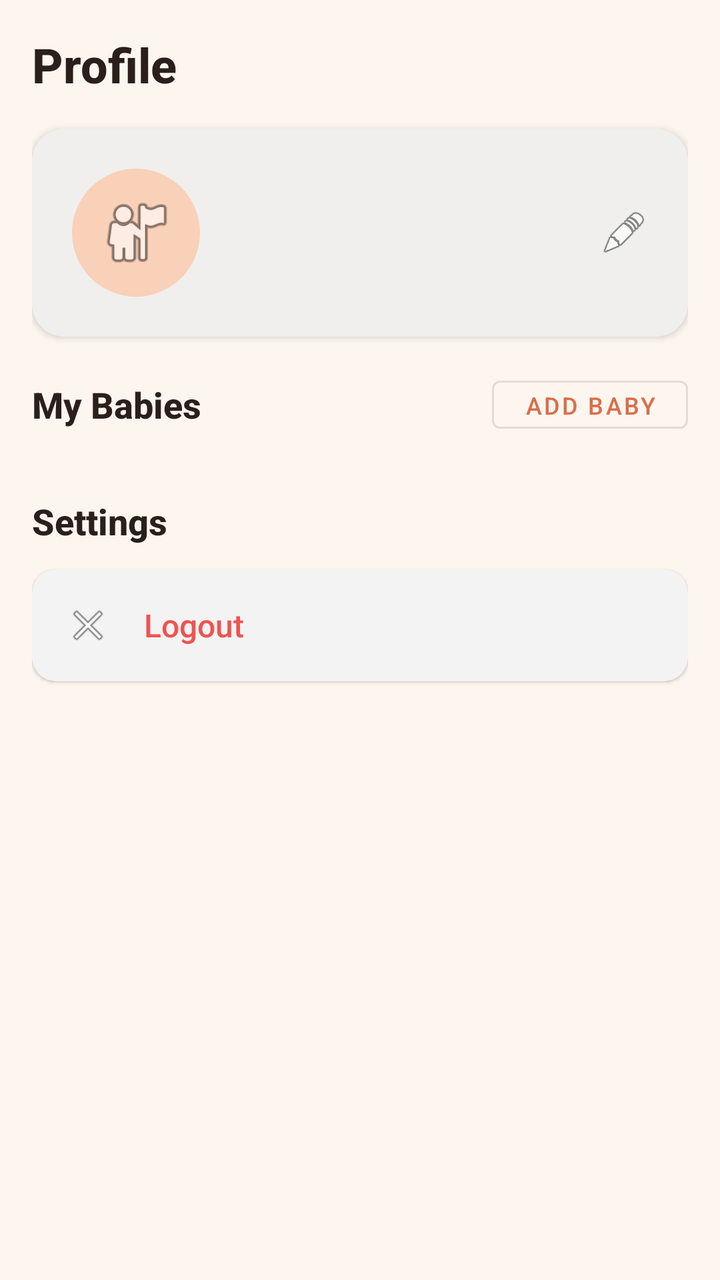
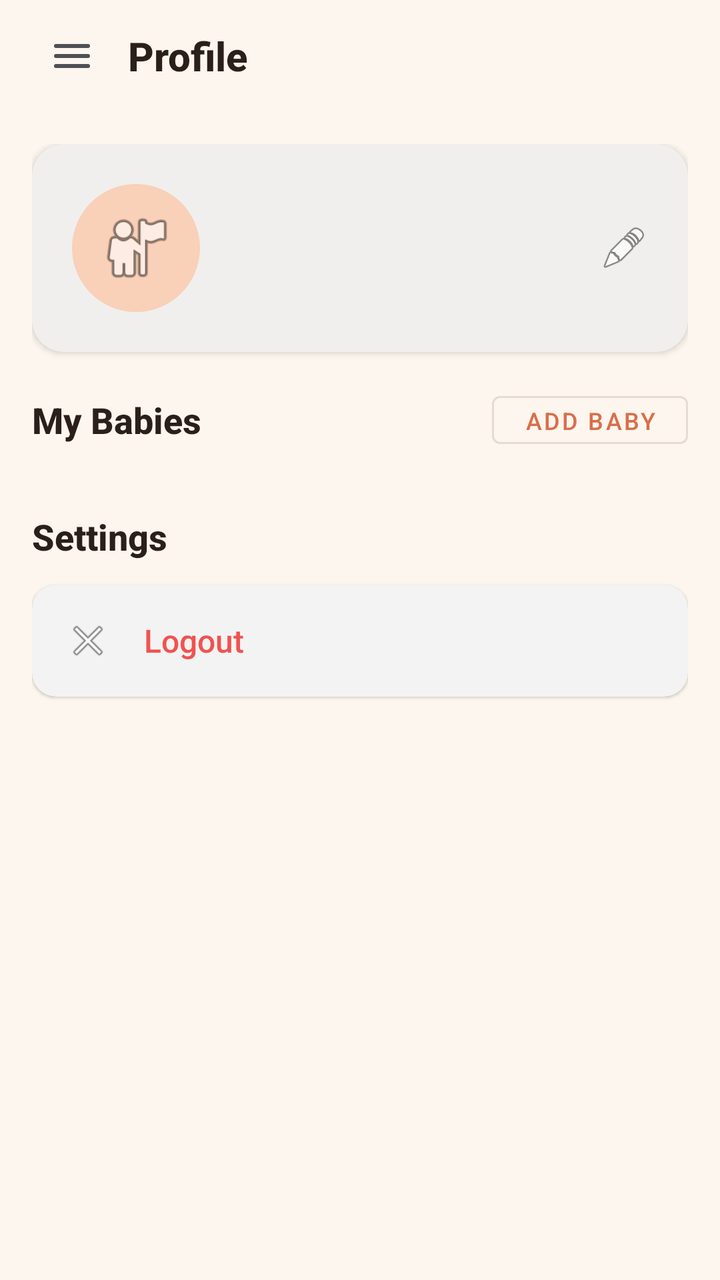

The first picture is an Android layout as it rendered before a commit; the second is the same layout after the commit. The layout source and the unified diff follow.
<!-- AndroidManifest.xml: application theme Theme.TalentBaby -->
<!-- res/layout/fragment_profile.xml -->
<?xml version="1.0" encoding="utf-8"?>
<androidx.core.widget.NestedScrollView xmlns:android="http://schemas.android.com/apk/res/android"
    xmlns:app="http://schemas.android.com/apk/res-auto"
    android:layout_width="match_parent"
    android:layout_height="match_parent"
    android:background="@color/background">

    <LinearLayout
        android:layout_width="match_parent"
        android:layout_height="wrap_content"
        android:orientation="vertical"
        android:padding="16dp">

        <TextView
            android:layout_width="wrap_content"
            android:layout_height="wrap_content"
            android:text="@string/profile_title"
            android:textSize="24sp"
            android:textStyle="bold"
            android:textColor="@color/text_primary"
            android:layout_marginBottom="16dp" />

        
        <com.google.android.material.card.MaterialCardView
            android:layout_width="match_parent"
            android:layout_height="wrap_content"
            android:layout_marginBottom="16dp"
            app:cardCornerRadius="16dp"
            app:cardElevation="2dp">

            <LinearLayout
                android:layout_width="match_parent"
                android:layout_height="wrap_content"
                android:orientation="horizontal"
                android:gravity="center_vertical"
                android:padding="20dp">

                <ImageView
                    android:id="@+id/imageProfilePicture"
                    android:layout_width="64dp"
                    android:layout_height="64dp"
                    android:background="@drawable/circle_background"
                    android:padding="12dp"
                    android:src="@android:drawable/ic_menu_myplaces"
                    android:contentDescription="@string/nav_profile" />

                <LinearLayout
                    android:layout_width="0dp"
                    android:layout_height="wrap_content"
                    android:layout_weight="1"
                    android:orientation="vertical"
                    android:layout_marginStart="16dp">

                    <TextView
                        android:id="@+id/textUserName"
                        android:layout_width="wrap_content"
                        android:layout_height="wrap_content"
                        android:textSize="18sp"
                        android:textStyle="bold"
                        android:textColor="@color/text_primary" />

                    <TextView
                        android:id="@+id/textUserEmail"
                        android:layout_width="wrap_content"
                        android:layout_height="wrap_content"
                        android:textSize="14sp"
                        android:textColor="@color/text_secondary"
                        android:layout_marginTop="4dp" />
                </LinearLayout>

                <ImageView
                    android:id="@+id/imageEditProfile"
                    android:layout_width="24dp"
                    android:layout_height="24dp"
                    android:src="@android:drawable/ic_menu_edit"
                    android:contentDescription="@string/edit_profile"
                    android:clickable="true"
                    android:focusable="true" />
            </LinearLayout>
        </com.google.android.material.card.MaterialCardView>

        
        <LinearLayout
            android:layout_width="match_parent"
            android:layout_height="wrap_content"
            android:orientation="horizontal"
            android:gravity="center_vertical"
            android:layout_marginBottom="12dp">

            <TextView
                android:layout_width="0dp"
                android:layout_height="wrap_content"
                android:layout_weight="1"
                android:text="@string/my_babies"
                android:textSize="18sp"
                android:textStyle="bold"
                android:textColor="@color/text_primary" />

            <Button
                android:id="@+id/buttonAddBaby"
                android:layout_width="wrap_content"
                android:layout_height="36dp"
                android:text="@string/add_baby"
                android:textSize="12sp"
                style="@style/Widget.MaterialComponents.Button.OutlinedButton" />
        </LinearLayout>

        <androidx.recyclerview.widget.RecyclerView
            android:id="@+id/recyclerBabies"
            android:layout_width="match_parent"
            android:layout_height="wrap_content"
            android:nestedScrollingEnabled="false"
            android:layout_marginBottom="16dp" />

        
        <TextView
            android:layout_width="wrap_content"
            android:layout_height="wrap_content"
            android:text="@string/settings"
            android:textSize="18sp"
            android:textStyle="bold"
            android:textColor="@color/text_primary"
            android:layout_marginBottom="12dp" />

        <com.google.android.material.card.MaterialCardView
            android:layout_width="match_parent"
            android:layout_height="wrap_content"
            android:layout_marginBottom="24dp"
            app:cardCornerRadius="12dp"
            app:cardElevation="1dp">

            <LinearLayout
                android:layout_width="match_parent"
                android:layout_height="wrap_content"
                android:orientation="vertical">

                
                <LinearLayout
                    android:id="@+id/layoutLogout"
                    android:layout_width="match_parent"
                    android:layout_height="wrap_content"
                    android:orientation="horizontal"
                    android:gravity="center_vertical"
                    android:padding="16dp"
                    android:clickable="true"
                    android:focusable="true"
                    android:background="?attr/selectableItemBackground">

                    <ImageView
                        android:layout_width="24dp"
                        android:layout_height="24dp"
                        android:src="@android:drawable/ic_menu_close_clear_cancel"
                        android:contentDescription="@string/logout" />

                    <TextView
                        android:layout_width="wrap_content"
                        android:layout_height="wrap_content"
                        android:text="@string/logout"
                        android:textSize="16sp"
                        android:textColor="@color/error"
                        android:layout_marginStart="16dp" />
                </LinearLayout>
            </LinearLayout>
        </com.google.android.material.card.MaterialCardView>

        <ProgressBar
            android:id="@+id/progressBar"
            android:layout_width="wrap_content"
            android:layout_height="wrap_content"
            android:layout_gravity="center"
            android:visibility="gone" />
    </LinearLayout>
</androidx.core.widget.NestedScrollView>
<!-- resources referenced by this layout -->
<resources>
  <color name="background">#FFFDF6EE</color>
  <color name="error">#FFEF5350</color>
  <color name="text_primary">#FF2B1F1A</color>
  <color name="text_secondary">#FF9A8A80</color>
  <string name="add_baby">Add Baby</string>
  <string name="edit_profile">Edit Profile</string>
  <string name="logout">Logout</string>
  <string name="my_babies">My Babies</string>
  <string name="nav_profile">Profile</string>
  <string name="profile_title">Profile</string>
  <string name="settings">Settings</string>
  <style name="Theme.TalentBaby" parent="Theme.MaterialComponents.DayNight.NoActionBar">
          
          <item name="colorPrimary">@color/primary</item>
          <item name="colorPrimaryVariant">@color/primary_dark</item>
          <item name="colorOnPrimary">@color/white</item>
          
          <item name="colorSecondary">@color/secondary</item>
          <item name="colorSecondaryVariant">@color/secondary_dark</item>
          <item name="colorOnSecondary">@color/white</item>
          
          <item name="colorSurface">@color/surface</item>
          <item name="colorOnSurface">@color/text_primary</item>
          <item name="android:colorBackground">@color/background</item>
          <item name="android:windowBackground">@color/background</item>
          
          <item name="android:statusBarColor">@color/background</item>
          <item name="android:windowLightStatusBar">true</item>
          
          <item name="elevationOverlayEnabled">true</item>
          
          <item name="android:fontFamily">sans-serif-medium</item>
      </style>
  <color name="primary_light">#FFF9D0B8</color>
  <color name="primary">#FFD96E4B</color>
  <color name="primary_dark">#FFBA5535</color>
  <color name="white">#FFFFFFFF</color>
  <color name="secondary">#FFE8B14A</color>
  <color name="secondary_dark">#FFC8911A</color>
  <color name="surface">#FFFFFFFF</color>
  <!-- unchanged entries left out for length: 1 -->
</resources>

<!-- the commit's change to res/layout/fragment_profile.xml (unified diff, before → after) -->
@@ -1,173 +1,202 @@
 <?xml version="1.0" encoding="utf-8"?>
-<androidx.core.widget.NestedScrollView xmlns:android="http://schemas.android.com/apk/res/android"
+<LinearLayout xmlns:android="http://schemas.android.com/apk/res/android"
     xmlns:app="http://schemas.android.com/apk/res-auto"
     android:layout_width="match_parent"
     android:layout_height="match_parent"
-    android:background="@color/background">
-
+    android:background="@color/background"
+    android:orientation="vertical">
+
+    
     <LinearLayout
         android:layout_width="match_parent"
-        android:layout_height="wrap_content"
-        android:orientation="vertical"
-        android:padding="16dp">
+        android:layout_height="56dp"
+        android:orientation="horizontal"
+        android:gravity="center_vertical"
+        android:paddingStart="16dp"
+        android:paddingEnd="16dp"
+        android:background="@color/background">
+
+        <ImageButton
+            android:id="@+id/btnMenuProfile"
+            android:layout_width="40dp"
+            android:layout_height="40dp"
+            android:background="?attr/selectableItemBackgroundBorderless"
+            android:src="@drawable/ic_menu_hamburger"
+            android:contentDescription="Menu"
+            android:padding="6dp"
+            android:tint="@color/home_text_dark" />
 
         <TextView
-            android:layout_width="wrap_content"
+            android:layout_width="0dp"
             android:layout_height="wrap_content"
+            android:layout_weight="1"
             android:text="@string/profile_title"
-            android:textSize="24sp"
+            android:textSize="20sp"
             android:textStyle="bold"
             android:textColor="@color/text_primary"
-            android:layout_marginBottom="16dp" />
-
-        
-        <com.google.android.material.card.MaterialCardView
-            android:layout_width="match_parent"
-            android:layout_height="wrap_content"
-            android:layout_marginBottom="16dp"
-            app:cardCornerRadius="16dp"
-            app:cardElevation="2dp">
-
-            <LinearLayout
-                android:layout_width="match_parent"
-                android:layout_height="wrap_content"
-                android:orientation="horizontal"
-                android:gravity="center_vertical"
-                android:padding="20dp">
-
-                <ImageView
-                    android:id="@+id/imageProfilePicture"
-                    android:layout_width="64dp"
-                    android:layout_height="64dp"
-                    android:background="@drawable/circle_background"
-                    android:padding="12dp"
-                    android:src="@android:drawable/ic_menu_myplaces"
-                    android:contentDescription="@string/nav_profile" />
-
-                <LinearLayout
-                    android:layout_width="0dp"
-                    android:layout_height="wrap_content"
-                    android:layout_weight="1"
-                    android:orientation="vertical"
-                    android:layout_marginStart="16dp">
-
-                    <TextView
-                        android:id="@+id/textUserName"
-                        android:layout_width="wrap_content"
-                        android:layout_height="wrap_content"
-                        android:textSize="18sp"
-                        android:textStyle="bold"
-                        android:textColor="@color/text_primary" />
-
-                    <TextView
-                        android:id="@+id/textUserEmail"
-                        android:layout_width="wrap_content"
-                        android:layout_height="wrap_content"
-                        android:textSize="14sp"
-                        android:textColor="@color/text_secondary"
-                        android:layout_marginTop="4dp" />
-                </LinearLayout>
-
-                <ImageView
-                    android:id="@+id/imageEditProfile"
-                    android:layout_width="24dp"
-                    android:layout_height="24dp"
-                    android:src="@android:drawable/ic_menu_edit"
-                    android:contentDescription="@string/edit_profile"
-                    android:clickable="true"
-                    android:focusable="true" />
-            </LinearLayout>
-        </com.google.android.material.card.MaterialCardView>
-
-        
+            android:layout_marginStart="8dp" />
+    </LinearLayout>
+
+    <androidx.core.widget.NestedScrollView
+        android:layout_width="match_parent"
+        android:layout_height="0dp"
+        android:layout_weight="1"
+        android:background="@color/background">
+
         <LinearLayout
             android:layout_width="match_parent"
             android:layout_height="wrap_content"
-            android:orientation="horizontal"
-            android:gravity="center_vertical"
-            android:layout_marginBottom="12dp">
-
-            <TextView
-                android:layout_width="0dp"
-                android:layout_height="wrap_content"
-                android:layout_weight="1"
-                android:text="@string/my_babies"
-                android:textSize="18sp"
-                android:textStyle="bold"
-                android:textColor="@color/text_primary" />
-
-            <Button
-                android:id="@+id/buttonAddBaby"
-                android:layout_width="wrap_content"
-                android:layout_height="36dp"
-                android:text="@string/add_baby"
-                android:textSize="12sp"
-                style="@style/Widget.MaterialComponents.Button.OutlinedButton" />
-        </LinearLayout>
-
-        <androidx.recyclerview.widget.RecyclerView
-            android:id="@+id/recyclerBabies"
-            android:layout_width="match_parent"
-            android:layout_height="wrap_content"
-            android:nestedScrollingEnabled="false"
-            android:layout_marginBottom="16dp" />
-
-        
-        <TextView
-            android:layout_width="wrap_content"
-            android:layout_height="wrap_content"
-            android:text="@string/settings"
-            android:textSize="18sp"
-            android:textStyle="bold"
-            android:textColor="@color/text_primary"
-            android:layout_marginBottom="12dp" />
-
-        <com.google.android.material.card.MaterialCardView
-            android:layout_width="match_parent"
-            android:layout_height="wrap_content"
-            android:layout_marginBottom="24dp"
-            app:cardCornerRadius="12dp"
-            app:cardElevation="1dp">
-
-            <LinearLayout
-                android:layout_width="match_parent"
-                android:layout_height="wrap_content"
-                android:orientation="vertical">
-
-                
+            android:orientation="vertical"
+            android:padding="16dp">
+
+            
+            <com.google.android.material.card.MaterialCardView
+                android:layout_width="match_parent"
+                android:layout_height="wrap_content"
+                android:layout_marginBottom="16dp"
+                app:cardCornerRadius="16dp"
+                app:cardElevation="2dp">
+
                 <LinearLayout
-                    android:id="@+id/layoutLogout"
                     android:layout_width="match_parent"
                     android:layout_height="wrap_content"
                     android:orientation="horizontal"
                     android:gravity="center_vertical"
-                    android:padding="16dp"
-                    android:clickable="true"
-                    android:focusable="true"
-                    android:background="?attr/selectableItemBackground">
+                    android:padding="20dp">
 
                     <ImageView
+                        android:id="@+id/imageProfilePicture"
+                        android:layout_width="64dp"
+                        android:layout_height="64dp"
+                        android:background="@drawable/circle_background"
+                        android:padding="12dp"
+                        android:src="@android:drawable/ic_menu_myplaces"
+                        android:contentDescription="@string/nav_profile" />
+
+                    <LinearLayout
+                        android:layout_width="0dp"
+                        android:layout_height="wrap_content"
+                        android:layout_weight="1"
+                        android:orientation="vertical"
+                        android:layout_marginStart="16dp">
+
+                        <TextView
+                            android:id="@+id/textUserName"
+                            android:layout_width="wrap_content"
+                            android:layout_height="wrap_content"
+                            android:textSize="18sp"
+                            android:textStyle="bold"
+                            android:textColor="@color/text_primary" />
+
+                        <TextView
+                            android:id="@+id/textUserEmail"
+                            android:layout_width="wrap_content"
+                            android:layout_height="wrap_content"
+                            android:textSize="14sp"
+                            android:textColor="@color/text_secondary"
+                            android:layout_marginTop="4dp" />
+                    </LinearLayout>
+
+                    <ImageView
+                        android:id="@+id/imageEditProfile"
                         android:layout_width="24dp"
                         android:layout_height="24dp"
-                        android:src="@android:drawable/ic_menu_close_clear_cancel"
-                        android:contentDescription="@string/logout" />
-
-                    <TextView
-                        android:layout_width="wrap_content"
+                        android:src="@android:drawable/ic_menu_edit"
+                        android:contentDescription="@string/edit_profile"
+                        android:clickable="true"
+                        android:focusable="true" />
+                </LinearLayout>
+            </com.google.android.material.card.MaterialCardView>
+
+            
+            <LinearLayout
+                android:layout_width="match_parent"
+                android:layout_height="wrap_content"
+                android:orientation="horizontal"
+                android:gravity="center_vertical"
+                android:layout_marginBottom="12dp">
+
+                <TextView
+                    android:layout_width="0dp"
+                    android:layout_height="wrap_content"
+                    android:layout_weight="1"
+                    android:text="@string/my_babies"
+                    android:textSize="18sp"
+                    android:textStyle="bold"
+                    android:textColor="@color/text_primary" />
+
+                <Button
+                    android:id="@+id/buttonAddBaby"
+                    android:layout_width="wrap_content"
+                    android:layout_height="36dp"
+                    android:text="@string/add_baby"
+                    android:textSize="12sp"
+                    style="@style/Widget.MaterialComponents.Button.OutlinedButton" />
+            </LinearLayout>
+
+            <androidx.recyclerview.widget.RecyclerView
+                android:id="@+id/recyclerBabies"
+                android:layout_width="match_parent"
+                android:layout_height="wrap_content"
+                android:nestedScrollingEnabled="false"
+                android:layout_marginBottom="16dp" />
+
+            
+            <TextView
+                android:layout_width="wrap_content"
+                android:layout_height="wrap_content"
+                android:text="@string/settings"
+                android:textSize="18sp"
+                android:textStyle="bold"
+                android:textColor="@color/text_primary"
+                android:layout_marginBottom="12dp" />
+
+            <com.google.android.material.card.MaterialCardView
+                android:layout_width="match_parent"
+                android:layout_height="wrap_content"
+                android:layout_marginBottom="24dp"
+                app:cardCornerRadius="12dp"
+                app:cardElevation="1dp">
+
+                <LinearLayout
+                    android:layout_width="match_parent"
+                    android:layout_height="wrap_content"
+                    android:orientation="vertical">
+
+                    <LinearLayout
+                        android:id="@+id/layoutLogout"
+                        android:layout_width="match_parent"
                         android:layout_height="wrap_content"
-                        android:text="@string/logout"
-                        android:textSize="16sp"
-                        android:textColor="@color/error"
-                        android:layout_marginStart="16dp" />
+                        android:orientation="horizontal"
+                        android:gravity="center_vertical"
+                        android:padding="16dp"
+                        android:clickable="true"
+                        android:focusable="true"
+                        android:background="?attr/selectableItemBackground">
+
+                        <ImageView
+                            android:layout_width="24dp"
+                            android:layout_height="24dp"
+                            android:src="@android:drawable/ic_menu_close_clear_cancel"
+                            android:contentDescription="@string/logout" />
+
+                        <TextView
+                            android:layout_width="wrap_content"
+                            android:layout_height="wrap_content"
+                            android:text="@string/logout"
+                            android:textSize="16sp"
+                            android:textColor="@color/error"
+                            android:layout_marginStart="16dp" />
+                    </LinearLayout>
                 </LinearLayout>
-            </LinearLayout>
-        </com.google.android.material.card.MaterialCardView>
-
-        <ProgressBar
-            android:id="@+id/progressBar"
-            android:layout_width="wrap_content"
-            android:layout_height="wrap_content"
-            android:layout_gravity="center"
-            android:visibility="gone" />
-    </LinearLayout>
-</androidx.core.widget.NestedScrollView>
+            </com.google.android.material.card.MaterialCardView>
+
+            <ProgressBar
+                android:id="@+id/progressBar"
+                android:layout_width="wrap_content"
+                android:layout_height="wrap_content"
+                android:layout_gravity="center"
+                android:visibility="gone" />
+        </LinearLayout>
+    </androidx.core.widget.NestedScrollView>
+</LinearLayout>
<!-- resource entries referenced after the edit -->
@@ -2,8 +2,32 @@
 <resources>
   <color name="background">#FFFDF6EE</color>
   <color name="error">#FFEF5350</color>
+  <color name="home_text_dark">#FF4F4F56</color>
   <color name="text_primary">#FF2B1F1A</color>
   <color name="text_secondary">#FF9A8A80</color>
+  <!-- drawable ic_menu_hamburger (drawable) -->
+  <?xml version="1.0" encoding="utf-8"?>
+  <vector xmlns:android="http://schemas.android.com/apk/res/android"
+      android:width="24dp"
+      android:height="24dp"
+      android:viewportWidth="24"
+      android:viewportHeight="24">
+      <path
+          android:strokeColor="#2B1F1A"
+          android:strokeWidth="2"
+          android:strokeLineCap="round"
+          android:pathData="M4,7 L20,7" />
+      <path
+          android:strokeColor="#2B1F1A"
+          android:strokeWidth="2"
+          android:strokeLineCap="round"
+          android:pathData="M4,12 L20,12" />
+      <path
+          android:strokeColor="#2B1F1A"
+          android:strokeWidth="2"
+          android:strokeLineCap="round"
+          android:pathData="M4,17 L20,17" />
+  </vector>
   <string name="add_baby">Add Baby</string>
   <string name="edit_profile">Edit Profile</string>
   <string name="logout">Logout</string>
@@ -25,9 +49,12 @@
           <item name="colorOnSurface">@color/text_primary</item>
           <item name="android:colorBackground">@color/background</item>
           <item name="android:windowBackground">@color/background</item>
+          <item name="android:windowAnimationStyle">@style/Animation.TalentBaby.None</item>
+          <item name="android:forceDarkAllowed">false</item>
           
-          <item name="android:statusBarColor">@color/background</item>
-          <item name="android:windowLightStatusBar">true</item>
+          <item name="android:statusBarColor">@color/app_header_start</item>
+          <item name="android:navigationBarColor">@color/white</item>
+          <item name="android:windowLightStatusBar">false</item>
           
           <item name="elevationOverlayEnabled">true</item>
           
@@ -40,6 +67,21 @@
   <color name="secondary">#FFE8B14A</color>
   <color name="secondary_dark">#FFC8911A</color>
   <color name="surface">#FFFFFFFF</color>
+  <style name="Animation.TalentBaby.None" parent="@android:style/Animation">
+          <item name="android:activityOpenEnterAnimation">@null</item>
+          <item name="android:activityOpenExitAnimation">@null</item>
+          <item name="android:activityCloseEnterAnimation">@null</item>
+          <item name="android:activityCloseExitAnimation">@null</item>
+          <item name="android:taskOpenEnterAnimation">@null</item>
+          <item name="android:taskOpenExitAnimation">@null</item>
+          <item name="android:taskCloseEnterAnimation">@null</item>
+          <item name="android:taskCloseExitAnimation">@null</item>
+          <item name="android:taskToFrontEnterAnimation">@null</item>
+          <item name="android:taskToFrontExitAnimation">@null</item>
+          <item name="android:taskToBackEnterAnimation">@null</item>
+          <item name="android:taskToBackExitAnimation">@null</item>
+      </style>
+  <color name="app_header_start">#FFC8EEF4</color>
   <!-- unchanged entries left out for length: 1 -->
 </resources>
 
